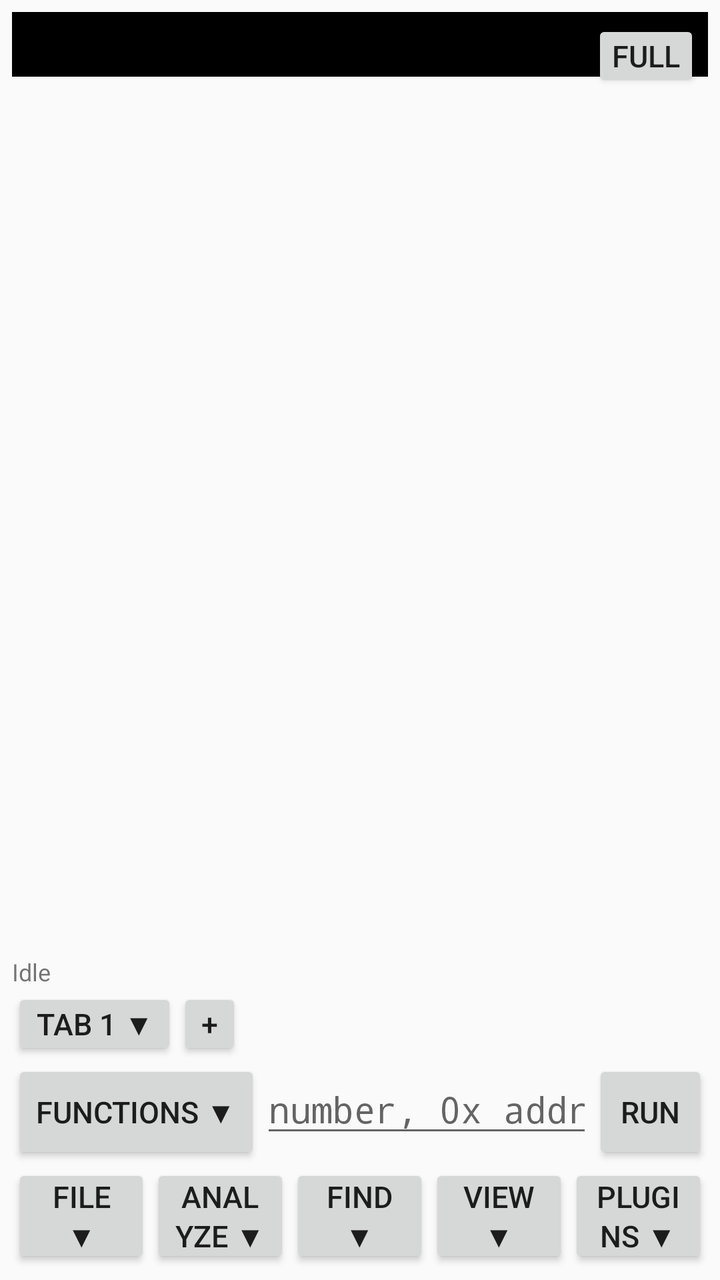
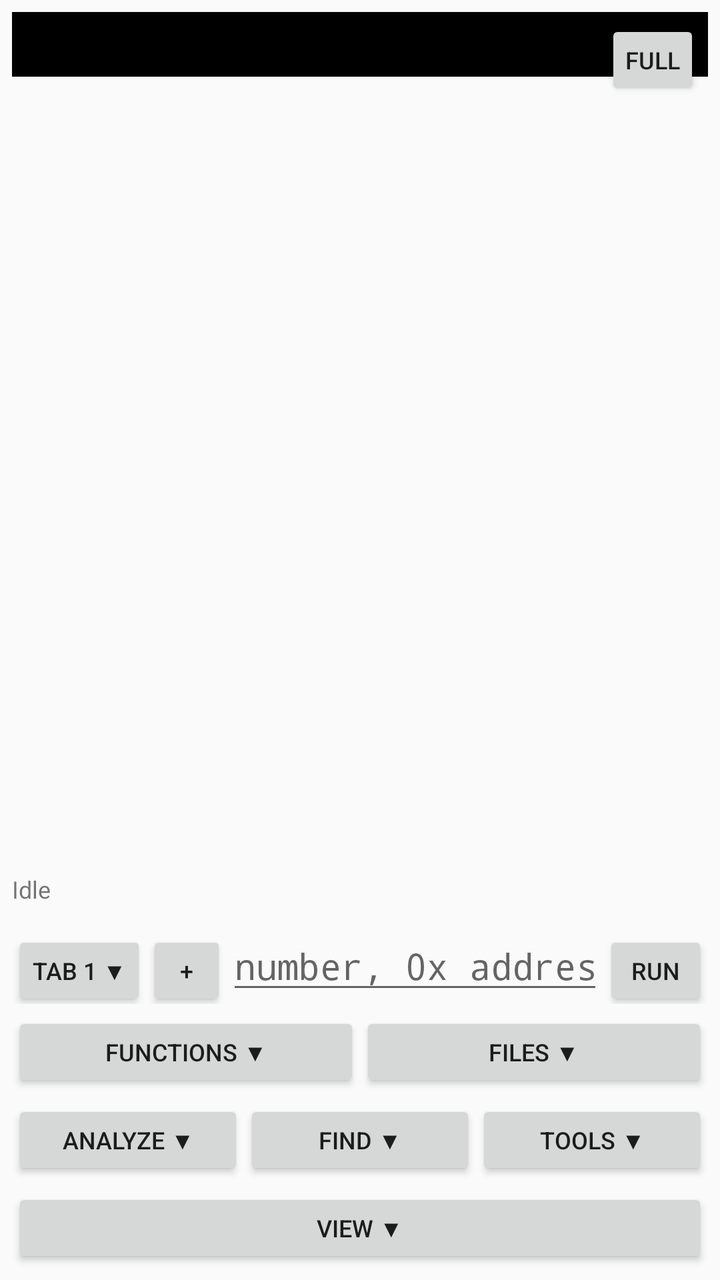

The first picture is an Android layout as it rendered before a commit; the second is the same layout after the commit. The layout source and the unified diff follow.
<!-- AndroidManifest.xml: application theme android:Theme.Material.Light.NoActionBar -->
<!-- res/layout/activity_main.xml -->
<?xml version="1.0" encoding="utf-8"?>
<LinearLayout xmlns:android="http://schemas.android.com/apk/res/android"
    android:layout_width="match_parent"
    android:layout_height="match_parent"
    android:orientation="vertical"
    android:padding="6dp">

    <FrameLayout
        android:layout_width="match_parent"
        android:layout_height="0dp"
        android:layout_weight="1">

        <ScrollView
            android:id="@+id/scrollView"
            android:layout_width="match_parent"
            android:layout_height="match_parent"
            android:fadeScrollbars="false"
            android:scrollbarAlwaysDrawVerticalTrack="true"
            android:scrollbarSize="10dp"
            android:scrollbarStyle="insideOverlay">

            
            <HorizontalScrollView
                android:layout_width="match_parent"
                android:layout_height="wrap_content"
                android:background="#000000"
                android:fadeScrollbars="false"
                android:scrollbarAlwaysDrawHorizontalTrack="true"
                android:scrollbarSize="10dp"
                android:scrollbarStyle="insideOverlay">

                <TextView
                    android:id="@+id/outputText"
                    android:layout_width="wrap_content"
                    android:layout_height="wrap_content"
                    android:fontFamily="monospace"
                    android:padding="8dp"
                    android:textColor="#C9D1D9"
                    android:textIsSelectable="true"
                    android:textSize="12sp" />
            </HorizontalScrollView>
        </ScrollView>

        
        <Button
            android:id="@+id/fullscreenButton"
            style="@style/CompactButton"
            android:layout_width="wrap_content"
            android:layout_height="wrap_content"
            android:layout_gravity="top|end"
            android:layout_margin="4dp"
            android:minHeight="36dp"
            android:minWidth="0dp"
            android:paddingLeft="10dp"
            android:paddingRight="10dp"
            android:text="FULL" />
    </FrameLayout>

    <LinearLayout
        android:id="@+id/controlsPanel"
        android:layout_width="match_parent"
        android:layout_height="wrap_content"
        android:orientation="vertical">

        <ProgressBar
            android:id="@+id/progressBar"
            style="?android:attr/progressBarStyleHorizontal"
            android:layout_width="match_parent"
            android:layout_height="wrap_content"
            android:indeterminate="true"
            android:visibility="gone" />

        <TextView
            android:id="@+id/statusText"
            android:layout_width="match_parent"
            android:layout_height="wrap_content"
            android:text="Idle"
            android:textSize="12sp" />

        
        <LinearLayout
            android:layout_width="wrap_content"
            android:layout_height="wrap_content"
            android:orientation="horizontal">

            <Button
                android:id="@+id/tabMenuButton"
                style="@style/CompactButton"
                android:layout_width="wrap_content"
                android:layout_height="wrap_content"
                android:minHeight="36dp"
                android:minWidth="0dp"
                android:paddingLeft="12dp"
                android:paddingRight="12dp"
                android:text="Tab 1 ▼" />

            <Button
                android:id="@+id/addTabButton"
                style="@style/CompactButton"
                android:layout_width="wrap_content"
                android:layout_height="wrap_content"
                android:minHeight="36dp"
                android:minWidth="0dp"
                android:paddingLeft="12dp"
                android:paddingRight="12dp"
                android:text="+" />
        </LinearLayout>

        
        <LinearLayout
            android:layout_width="match_parent"
            android:layout_height="wrap_content"
            android:orientation="horizontal">

            <Button
                android:id="@+id/functionsPickButton"
                style="@style/CompactButton"
                android:layout_width="wrap_content"
                android:layout_height="wrap_content"
                android:paddingLeft="12dp"
                android:paddingRight="12dp"
                android:text="Functions ▼" />

            <EditText
                android:id="@+id/cmdInput"
                android:layout_width="0dp"
                android:layout_height="wrap_content"
                android:layout_weight="1"
                android:fontFamily="monospace"
                android:hint="number, 0x address, or find WORD"
                android:imeOptions="actionGo"
                android:inputType="text"
                android:singleLine="true" />

            <Button
                android:id="@+id/runButton"
                style="@style/CompactButton"
                android:layout_width="wrap_content"
                android:layout_height="wrap_content"
                android:paddingLeft="14dp"
                android:paddingRight="14dp"
                android:text="Run" />
        </LinearLayout>

        
        <LinearLayout
            android:layout_width="match_parent"
            android:layout_height="wrap_content"
            android:orientation="horizontal">

            <Button
                android:id="@+id/fileMenuButton"
                style="@style/CompactButton"
                android:layout_width="0dp"
                android:layout_height="wrap_content"
                android:layout_weight="1"
                android:text="FILE ▼" />

            <Button
                android:id="@+id/runMenuButton"
                style="@style/CompactButton"
                android:layout_width="0dp"
                android:layout_height="wrap_content"
                android:layout_weight="1"
                android:text="ANALYZE ▼" />

            <Button
                android:id="@+id/findMenuButton"
                style="@style/CompactButton"
                android:layout_width="0dp"
                android:layout_height="wrap_content"
                android:layout_weight="1"
                android:text="FIND ▼" />

            <Button
                android:id="@+id/viewMenuButton"
                style="@style/CompactButton"
                android:layout_width="0dp"
                android:layout_height="wrap_content"
                android:layout_weight="1"
                android:text="VIEW ▼" />
            <Button
                android:id="@+id/pluginMenuButton"
                style="@style/CompactButton"
                android:layout_width="0dp"
                android:layout_height="wrap_content"
                android:layout_weight="1"
                android:text="PLUGINS ▼" />
        </LinearLayout>
    </LinearLayout>

</LinearLayout>
<!-- resources referenced by this layout -->
<resources>
  <style name="CompactButton" parent="@android:style/Widget.Material.Button">
          <item name="android:minHeight">52dp</item>
          <item name="android:minWidth">48dp</item>
          <item name="android:textSize">15sp</item>
          <item name="android:paddingTop">6dp</item>
          <item name="android:paddingBottom">6dp</item>
      </style>
</resources>

<!-- the commit's change to res/layout/activity_main.xml (unified diff, before → after) -->
@@ -44,13 +44,11 @@
         
         <Button
             android:id="@+id/fullscreenButton"
-            style="@style/CompactButton"
+            style="@style/DockButton"
             android:layout_width="wrap_content"
             android:layout_height="wrap_content"
             android:layout_gravity="top|end"
             android:layout_margin="4dp"
-            android:minHeight="36dp"
-            android:minWidth="0dp"
             android:paddingLeft="10dp"
             android:paddingRight="10dp"
             android:text="FULL" />
@@ -78,48 +76,44 @@
             android:textSize="12sp" />
 
         
-        <LinearLayout
-            android:layout_width="wrap_content"
-            android:layout_height="wrap_content"
-            android:orientation="horizontal">
+        <HorizontalScrollView
+            android:layout_width="match_parent"
+            android:layout_height="wrap_content"
+            android:fillViewport="true"
+            android:paddingTop="4dp"
+            android:scrollbars="none">
+
+            <LinearLayout
+                android:id="@+id/categoryStrip"
+                android:layout_width="wrap_content"
+                android:layout_height="wrap_content"
+                android:orientation="horizontal" />
+        </HorizontalScrollView>
+
+        
+        <LinearLayout
+            android:layout_width="match_parent"
+            android:layout_height="wrap_content"
+            android:orientation="horizontal"
+            android:paddingTop="4dp">
 
             <Button
                 android:id="@+id/tabMenuButton"
-                style="@style/CompactButton"
-                android:layout_width="wrap_content"
-                android:layout_height="wrap_content"
-                android:minHeight="36dp"
-                android:minWidth="0dp"
-                android:paddingLeft="12dp"
-                android:paddingRight="12dp"
+                style="@style/DockButton"
+                android:layout_width="wrap_content"
+                android:layout_height="wrap_content"
+                android:paddingLeft="10dp"
+                android:paddingRight="10dp"
                 android:text="Tab 1 ▼" />
 
             <Button
                 android:id="@+id/addTabButton"
-                style="@style/CompactButton"
-                android:layout_width="wrap_content"
-                android:layout_height="wrap_content"
-                android:minHeight="36dp"
-                android:minWidth="0dp"
-                android:paddingLeft="12dp"
-                android:paddingRight="12dp"
+                style="@style/DockButton"
+                android:layout_width="wrap_content"
+                android:layout_height="wrap_content"
+                android:paddingLeft="10dp"
+                android:paddingRight="10dp"
                 android:text="+" />
-        </LinearLayout>
-
-        
-        <LinearLayout
-            android:layout_width="match_parent"
-            android:layout_height="wrap_content"
-            android:orientation="horizontal">
-
-            <Button
-                android:id="@+id/functionsPickButton"
-                style="@style/CompactButton"
-                android:layout_width="wrap_content"
-                android:layout_height="wrap_content"
-                android:paddingLeft="12dp"
-                android:paddingRight="12dp"
-                android:text="Functions ▼" />
 
             <EditText
                 android:id="@+id/cmdInput"
@@ -134,31 +128,47 @@
 
             <Button
                 android:id="@+id/runButton"
-                style="@style/CompactButton"
+                style="@style/DockButton"
                 android:layout_width="wrap_content"
                 android:layout_height="wrap_content"
                 android:paddingLeft="14dp"
                 android:paddingRight="14dp"
-                android:text="Run" />
-        </LinearLayout>
-
-        
-        <LinearLayout
-            android:layout_width="match_parent"
-            android:layout_height="wrap_content"
-            android:orientation="horizontal">
+                android:text="RUN" />
+        </LinearLayout>
+
+        
+        <LinearLayout
+            android:layout_width="match_parent"
+            android:layout_height="wrap_content"
+            android:orientation="horizontal"
+            android:paddingTop="4dp">
+
+            <Button
+                android:id="@+id/functionsPickButton"
+                style="@style/DockButton"
+                android:layout_width="0dp"
+                android:layout_height="wrap_content"
+                android:layout_weight="1"
+                android:text="FUNCTIONS ▼" />
 
             <Button
                 android:id="@+id/fileMenuButton"
-                style="@style/CompactButton"
-                android:layout_width="0dp"
-                android:layout_height="wrap_content"
-                android:layout_weight="1"
-                android:text="FILE ▼" />
+                style="@style/DockButton"
+                android:layout_width="0dp"
+                android:layout_height="wrap_content"
+                android:layout_weight="1"
+                android:text="FILES ▼" />
+        </LinearLayout>
+
+        <LinearLayout
+            android:layout_width="match_parent"
+            android:layout_height="wrap_content"
+            android:orientation="horizontal"
+            android:paddingTop="4dp">
 
             <Button
                 android:id="@+id/runMenuButton"
-                style="@style/CompactButton"
+                style="@style/DockButton"
                 android:layout_width="0dp"
                 android:layout_height="wrap_content"
                 android:layout_weight="1"
@@ -166,26 +176,34 @@
 
             <Button
                 android:id="@+id/findMenuButton"
-                style="@style/CompactButton"
+                style="@style/DockButton"
                 android:layout_width="0dp"
                 android:layout_height="wrap_content"
                 android:layout_weight="1"
                 android:text="FIND ▼" />
 
             <Button
+                android:id="@+id/pluginMenuButton"
+                style="@style/DockButton"
+                android:layout_width="0dp"
+                android:layout_height="wrap_content"
+                android:layout_weight="1"
+                android:text="TOOLS ▼" />
+        </LinearLayout>
+
+        <LinearLayout
+            android:layout_width="match_parent"
+            android:layout_height="wrap_content"
+            android:orientation="horizontal"
+            android:paddingTop="4dp">
+
+            <Button
                 android:id="@+id/viewMenuButton"
-                style="@style/CompactButton"
+                style="@style/DockButton"
                 android:layout_width="0dp"
                 android:layout_height="wrap_content"
                 android:layout_weight="1"
                 android:text="VIEW ▼" />
-            <Button
-                android:id="@+id/pluginMenuButton"
-                style="@style/CompactButton"
-                android:layout_width="0dp"
-                android:layout_height="wrap_content"
-                android:layout_weight="1"
-                android:text="PLUGINS ▼" />
         </LinearLayout>
     </LinearLayout>
 
<!-- resource entries referenced after the edit -->
@@ -1,11 +1,13 @@
 <!-- resources referenced by this layout -->
 <resources>
-  <style name="CompactButton" parent="@android:style/Widget.Material.Button">
-          <item name="android:minHeight">52dp</item>
-          <item name="android:minWidth">48dp</item>
-          <item name="android:textSize">15sp</item>
-          <item name="android:paddingTop">6dp</item>
-          <item name="android:paddingBottom">6dp</item>
+  <style name="DockButton" parent="@android:style/Widget.Material.Button">
+          <item name="android:minHeight">40dp</item>
+          <item name="android:minWidth">40dp</item>
+          <item name="android:textSize">12sp</item>
+          <item name="android:paddingTop">4dp</item>
+          <item name="android:paddingBottom">4dp</item>
+          <item name="android:paddingLeft">8dp</item>
+          <item name="android:paddingRight">8dp</item>
       </style>
 </resources>
 
